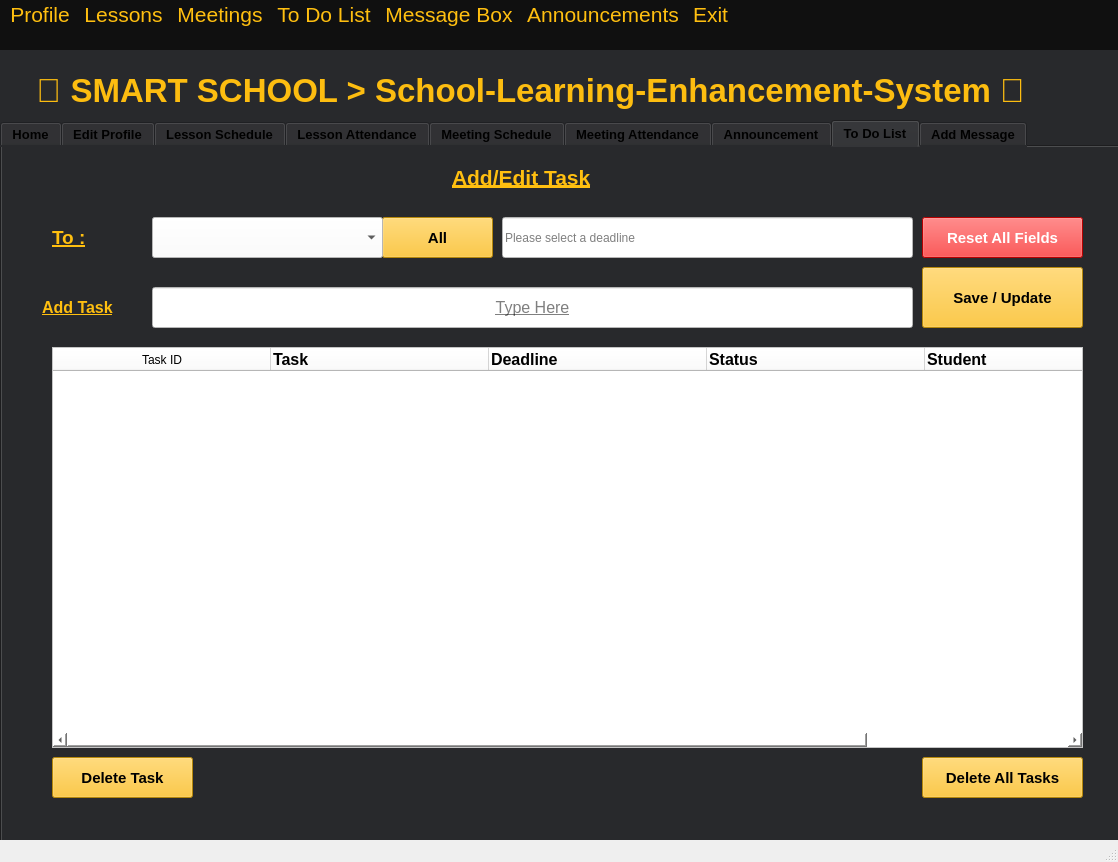
Qt form teacher.ui (KemalDurukanMERT/Smart-School-2.0) before a commit.
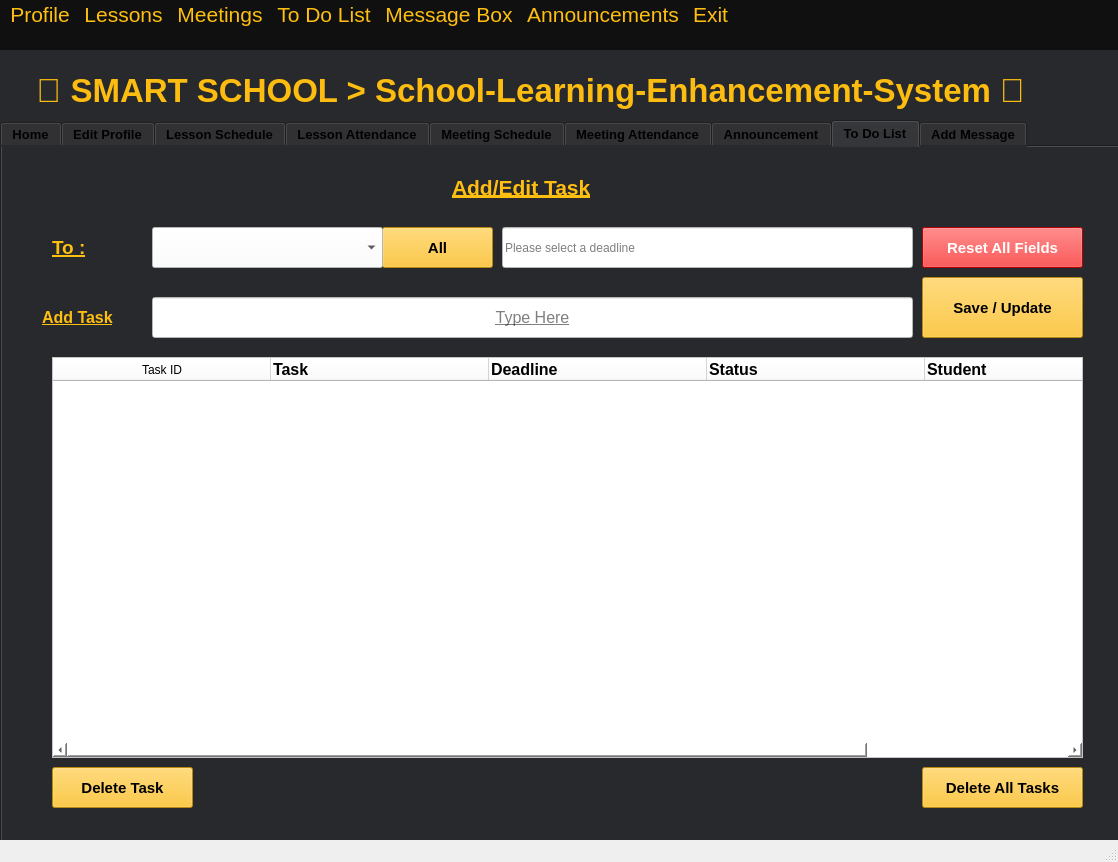
The same form after that commit. The open tabs and pages were chosen to show the change.

Patch:
```diff
--- a/teacher.ui
+++ b/teacher.ui
@@ -2211,7 +2211,7 @@
       <property name="geometry">
        <rect>
         <x>500</x>
-        <y>70</y>
+        <y>80</y>
         <width>411</width>
         <height>41</height>
        </rect>
@@ -2231,7 +2231,7 @@
       <property name="geometry">
        <rect>
         <x>50</x>
-        <y>200</y>
+        <y>210</y>
         <width>1031</width>
         <height>401</height>
        </rect>
@@ -2337,7 +2337,7 @@
       <property name="geometry">
        <rect>
         <x>50</x>
-        <y>80</y>
+        <y>90</y>
         <width>71</width>
         <height>21</height>
        </rect>
@@ -2367,7 +2367,7 @@
       <property name="geometry">
        <rect>
         <x>150</x>
-        <y>140</y>
+        <y>150</y>
         <width>761</width>
         <height>41</height>
        </rect>
@@ -2400,7 +2400,7 @@
       <property name="geometry">
        <rect>
         <x>920</x>
-        <y>610</y>
+        <y>620</y>
         <width>161</width>
         <height>41</height>
        </rect>
@@ -2426,7 +2426,7 @@
       <property name="geometry">
        <rect>
         <x>920</x>
-        <y>70</y>
+        <y>80</y>
         <width>161</width>
         <height>41</height>
        </rect>
@@ -2454,7 +2454,7 @@
       <property name="geometry">
        <rect>
         <x>450</x>
-        <y>20</y>
+        <y>30</y>
         <width>211</width>
         <height>21</height>
        </rect>
@@ -2484,7 +2484,7 @@
       <property name="geometry">
        <rect>
         <x>380</x>
-        <y>70</y>
+        <y>80</y>
         <width>111</width>
         <height>41</height>
        </rect>
@@ -2510,7 +2510,7 @@
       <property name="geometry">
        <rect>
         <x>920</x>
-        <y>120</y>
+        <y>130</y>
         <width>161</width>
         <height>61</height>
        </rect>
@@ -2536,7 +2536,7 @@
       <property name="geometry">
        <rect>
         <x>50</x>
-        <y>610</y>
+        <y>620</y>
         <width>141</width>
         <height>41</height>
        </rect>
@@ -2562,7 +2562,7 @@
       <property name="geometry">
        <rect>
         <x>150</x>
-        <y>70</y>
+        <y>80</y>
         <width>231</width>
         <height>41</height>
        </rect>
@@ -2592,7 +2592,7 @@
       <property name="geometry">
        <rect>
         <x>40</x>
-        <y>150</y>
+        <y>160</y>
         <width>101</width>
         <height>21</height>
        </rect>
```
Left out of the diff: 14 changed lines with no effect on the pictures.
